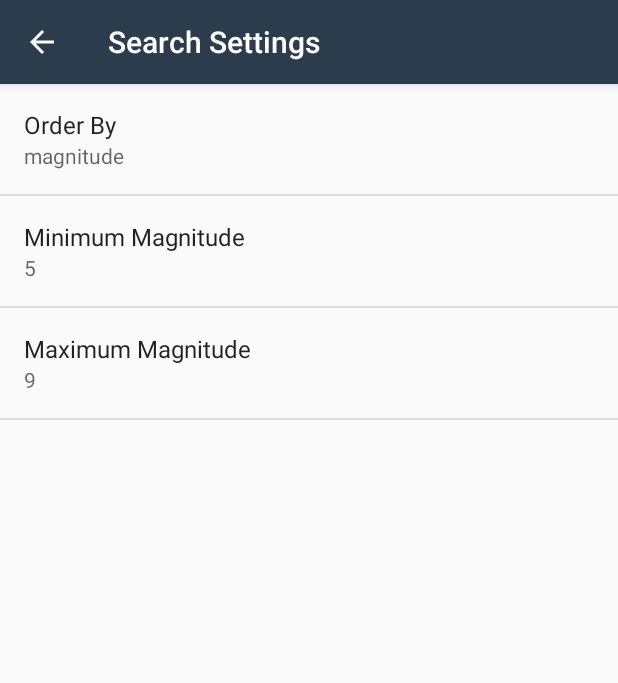
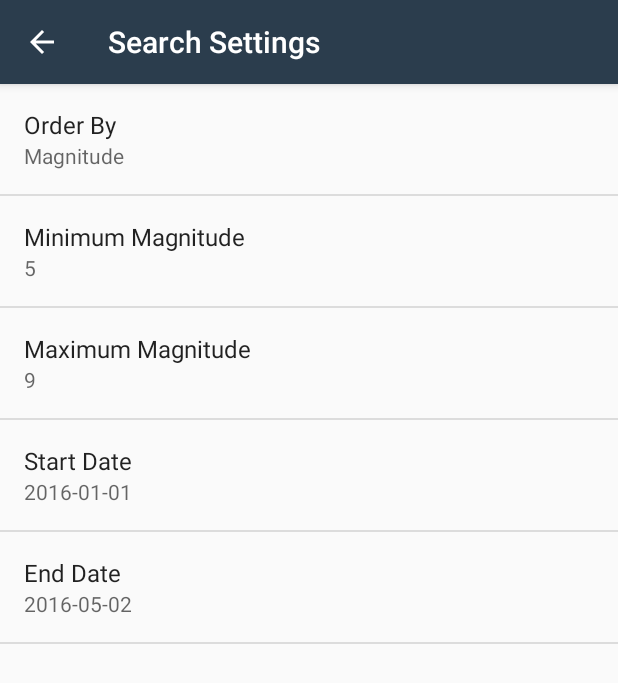
Before and after one commit to nakhe93/EarthQuake-Data, an Android app: the screen it shows after launch (SettingsActivity), after a tap on "SETTINGS", on a phone screen of 412 x 824 dp. Shown: the top 683 px of the screen. Run offline under Robolectric (Android 15) with nearby library versions, the phone set to English and light mode, and no system bars.

Commit message:
Added the option of choosing starting and end date in settings

```diff
--- a/app/src/main/java/com/example/android/quakereport/EarthquakeActivity.java
+++ b/app/src/main/java/com/example/android/quakereport/EarthquakeActivity.java
@@ -129,6 +129,12 @@ public class EarthquakeActivity extends AppCompatActivity implements LoaderCallb
                 getString(R.string.settings_max_magnitude_key),
                 getString(R.string.settings_max_magnitude_default));
 
+        //Read the preference corresponding to start date
+        String startDate = sharedPrefs.getString("start_date","2016-01-01");
+
+        //Read the preference corresponding to end date
+        String endDate = sharedPrefs.getString("end_date","2016-05-02");
+
         //Read the preference for arranging results in specific order
         String orderBy = sharedPrefs.getString(
                 getString(R.string.settings_order_by_key),
@@ -139,11 +145,12 @@ public class EarthquakeActivity extends AppCompatActivity implements LoaderCallb
         Uri baseUri = Uri.parse(USGS_REQUEST);
         Uri.Builder uriBuilder = baseUri.buildUpon();
 
+        //Build the URL using the parameters specified in settings
         uriBuilder.appendQueryParameter("format", "geojson");
-        uriBuilder.appendQueryParameter("starttime", "2016-01-01");
-        uriBuilder.appendQueryParameter("endtime", "2016-05-02");
+        uriBuilder.appendQueryParameter("starttime", startDate);
+        uriBuilder.appendQueryParameter("endtime", endDate);
         uriBuilder.appendQueryParameter("minfelt", "50");
-        //Build the URL using the min and max magnitude parameters specified in default value
+
         uriBuilder.appendQueryParameter("minmag", minMagnitude);
         uriBuilder.appendQueryParameter("maxmag", maxMagnitude);
         uriBuilder.appendQueryParameter("orderby", orderBy);
--- a/app/src/main/java/com/example/android/quakereport/SettingsActivity.java
+++ b/app/src/main/java/com/example/android/quakereport/SettingsActivity.java
@@ -34,6 +34,11 @@ public class SettingsActivity extends AppCompatActivity {
             Preference minMagnitude = findPreference(getString(R.string.settings_min_magnitude_key));
             Preference maxMagnitude = findPreference(getString(R.string.settings_max_magnitude_key));
             Preference orderBy = findPreference(getString(R.string.settings_order_by_key));
+            Preference startDate = findPreference("start_date");
+            Preference endDate = findPreference("end_date");
+
+            bindPreferenceSummaryToValue(startDate);
+            bindPreferenceSummaryToValue(endDate);
             bindPreferenceSummaryToValue(orderBy);
             bindPreferenceSummaryToValue(minMagnitude);
             bindPreferenceSummaryToValue(maxMagnitude);
@@ -51,8 +56,10 @@ public class SettingsActivity extends AppCompatActivity {
                     preference.setSummary(labels[prefIndex]);
                 }
             }
-            String strVal = value.toString();
-            preference.setSummary(strVal);
+            else{
+                preference.setSummary(stringValue);
+            }
+
             return true;
         }
 
--- a/app/src/main/res/values/strings.xml
+++ b/app/src/main/res/values/strings.xml
@@ -62,4 +62,8 @@
 
 
     <string name="settings_title">Set Search Parameters</string>
+
+    <string name="start_date">Start Date</string>
+
+    <string name="end_date">End Date</string>
 </resources>
--- a/app/src/main/res/xml/settings_main.xml
+++ b/app/src/main/res/xml/settings_main.xml
@@ -24,4 +24,18 @@
         android:selectAllOnFocus="true"
         android:title="@string/settings_max_magnitude_label" />
 
+    <EditTextPreference
+        android:defaultValue="2016-01-01"
+        android:inputType="none"
+        android:key="start_date"
+        android:selectAllOnFocus="true"
+        android:title="@string/start_date" />
+
+    <EditTextPreference
+        android:defaultValue="2016-05-02"
+        android:inputType="none"
+        android:key="end_date"
+        android:selectAllOnFocus="true"
+        android:title="@string/end_date" />
+
 </PreferenceScreen>
```
